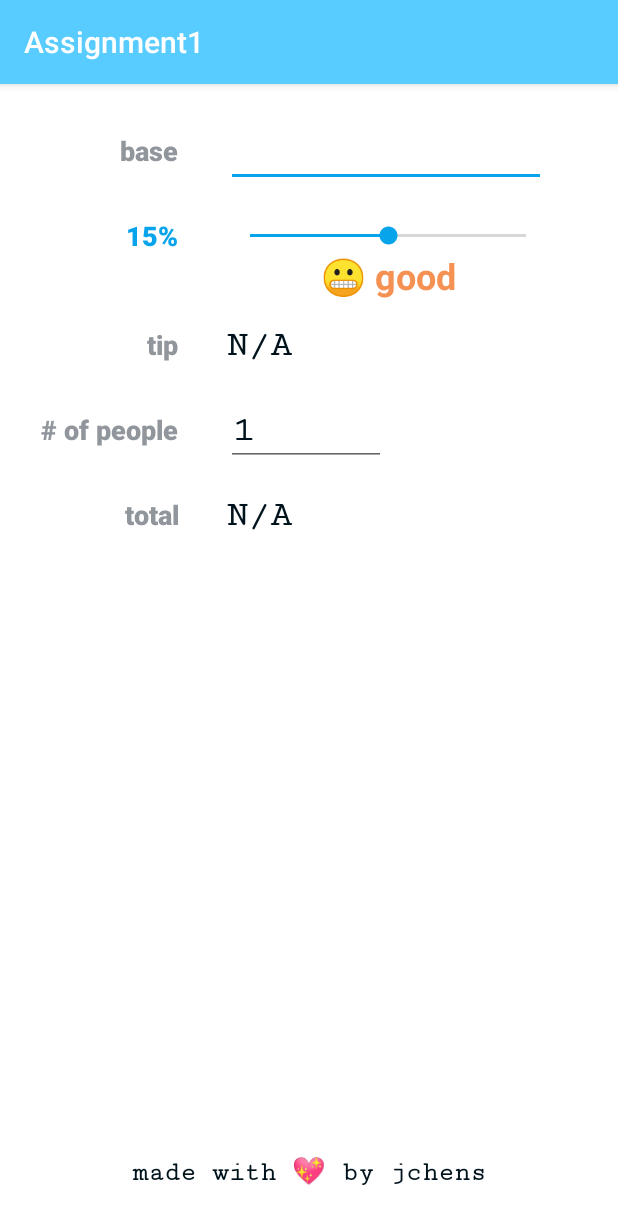
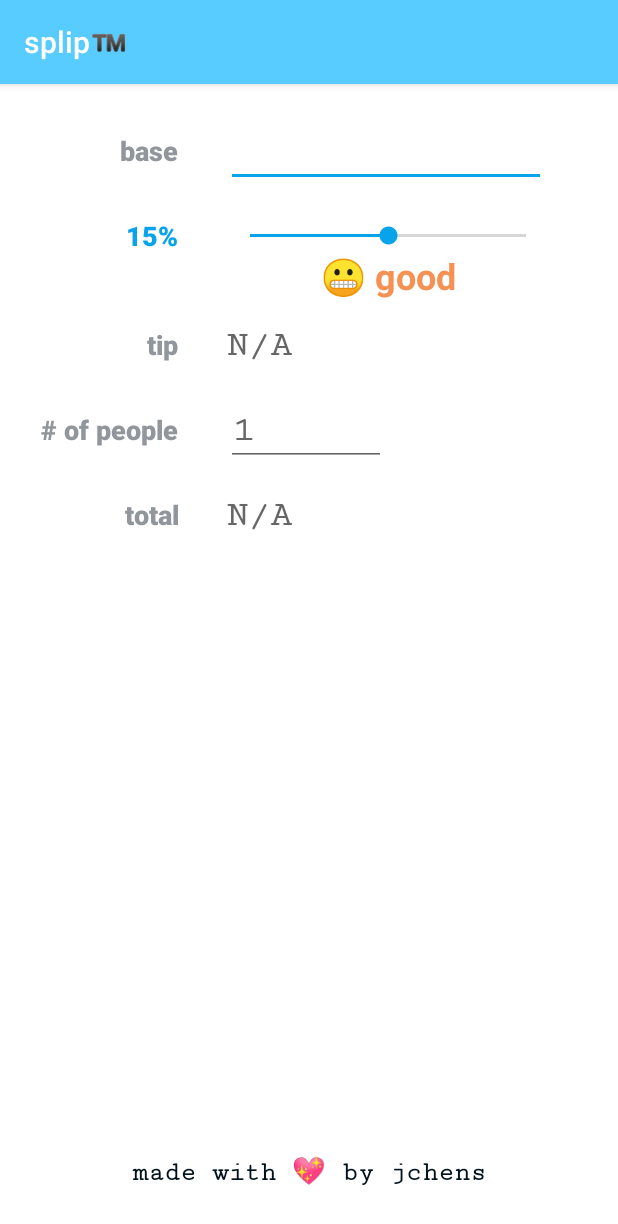
Before and after one commit to jchens/cs194a, an Android app: the screen it shows after launch (MainActivity), on a phone screen of 412 x 824 dp. Shown: the top 1224 px of the screen. Run offline under Robolectric (Android 15) with nearby library versions, the phone set to English and light mode, and no system bars.

Commit message:
Updated name

```diff
--- a/Assignment1/app/src/main/java/com/example/assignment1/MainActivity.kt
+++ b/Assignment1/app/src/main/java/com/example/assignment1/MainActivity.kt
@@ -12,7 +12,6 @@ import kotlinx.android.synthetic.main.activity_main.*
 
 private const val TAG = "MainActivity"
 private const val INITIAL_TIP_PERCENT = 15
-private const val INITIAL_PEOPLE = 1
 
 class MainActivity : AppCompatActivity() {
 
@@ -23,8 +22,8 @@ class MainActivity : AppCompatActivity() {
         sbTip.progress = INITIAL_TIP_PERCENT
         tvTipPercent.text = "$INITIAL_TIP_PERCENT%"
         updateTipDescription(sbTip.progress)
-        tvTipAmount.text = "N/A"
-        tvTotalAmount.text = "N/A"
+//        tvTipAmount.text = "N/A"
+//        tvTotalAmount.text = "N/A"
 
 
         sbTip.setOnSeekBarChangeListener(object : SeekBar.OnSeekBarChangeListener {
@@ -96,7 +95,7 @@ class MainActivity : AppCompatActivity() {
         var numPeople = 1
 
         if (etPeopleAmount.text.isBlank()) {
-            etPeopleAmount.setText("1")
+//            etPeopleAmount.setText("1")
         } else if (etPeopleAmount.text.toString().toInt() > 0) {
             numPeople = etPeopleAmount.text.toString().toInt()
         }
--- a/Assignment1/app/src/main/res/layout/activity_main.xml
+++ b/Assignment1/app/src/main/res/layout/activity_main.xml
@@ -82,7 +82,8 @@
             android:textSize="24sp" app:layout_constraintStart_toEndOf="@+id/tvBaseLabel"
             android:layout_marginStart="32dp"
             app:layout_constraintBaseline_toBaselineOf="@id/tvBaseLabel" android:fontFamily="serif-monospace"
-            android:textColor="@color/textPrimary" android:textStyle="bold"/>
+            android:textColor="@color/textPrimary" android:textStyle="bold"
+    />
 
     <SeekBar
             android:layout_width="216dp"
@@ -109,19 +110,22 @@
             android:layout_marginStart="32dp" android:textSize="24sp"
             app:layout_constraintBaseline_toBaselineOf="@id/tvTipLabel"
             android:fontFamily="serif-monospace" android:textStyle="bold"
-            android:textColor="@color/textPrimary"/>
+            android:textColor="@color/textPrimary"
+            android:hint="N/A"
+    />
     <EditText
             android:id="@+id/etPeopleAmount"
             android:layout_width="wrap_content"
             android:layout_height="wrap_content"
             android:inputType="number"
-            android:text="1"
             android:ems="4"
             app:layout_constraintStart_toEndOf="@+id/tvPeopleLabel"
             android:layout_marginStart="32dp"
             app:layout_constraintBaseline_toBaselineOf="@id/tvPeopleLabel"
             android:textSize="24sp" android:fontFamily="serif-monospace" android:textStyle="bold"
-            android:textColor="@color/textPrimary"/>
+            android:textColor="@color/textPrimary"
+            android:hint="1"
+    />
 
 
     <TextView
@@ -132,7 +136,9 @@
             android:layout_marginStart="32dp" android:textSize="24sp"
             app:layout_constraintBaseline_toBaselineOf="@id/tvTotalLabel"
             android:fontFamily="serif-monospace" android:textStyle="bold"
-            android:textColor="@color/textPrimary"/>
+            android:textColor="@color/textPrimary"
+            android:hint="N/A"
+    />
 
     <!--footer view-->
     <TextView
--- a/Assignment1/app/src/main/res/values/strings.xml
+++ b/Assignment1/app/src/main/res/values/strings.xml
@@ -1,3 +1,3 @@
 <resources>
-    <string name="app_name">Assignment1</string>
+    <string name="app_name">splip™️</string>
 </resources>
```
Also changed, not shown: 1 other file.
